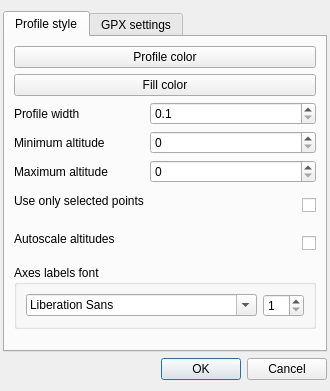
Above: ui/settingsdialog.ui from salsergey/gpxviewer before the change. Below: the same form after it.
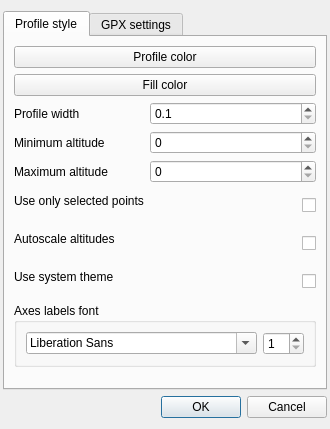
That is the form after the change. Custom widgets are drawn as their Qt base class.

Commit message: * Added support for dark color themes. * Version changed to 1.2.

The edit to the form file:
```diff
--- a/ui/settingsdialog.ui
+++ b/ui/settingsdialog.ui
@@ -183,6 +183,38 @@
            </property>
           </widget>
          </item>
+         <item row="5" column="0">
+          <widget class="QLabel" name="label_7">
+           <property name="toolTip">
+            <string>Use system color theme instead of default light theme</string>
+           </property>
+           <property name="text">
+            <string>Use system theme</string>
+           </property>
+          </widget>
+         </item>
+         <item row="5" column="1">
+          <widget class="QCheckBox" name="useSystemThemeCheckBox">
+           <property name="sizePolicy">
+            <sizepolicy hsizetype="MinimumExpanding" vsizetype="Fixed">
+             <horstretch>0</horstretch>
+             <verstretch>0</verstretch>
+            </sizepolicy>
+           </property>
+           <property name="minimumSize">
+            <size>
+             <width>0</width>
+             <height>32</height>
+            </size>
+           </property>
+           <property name="toolTip">
+            <string>Use system color theme instead of default light theme</string>
+           </property>
+           <property name="layoutDirection">
+            <enum>Qt::RightToLeft</enum>
+           </property>
+          </widget>
+         </item>
         </layout>
        </item>
        <item>
@@ -242,7 +274,7 @@
           <set>Qt::AlignRight|Qt::AlignTop|Qt::AlignTrailing</set>
          </property>
          <item row="0" column="0">
-          <widget class="QLabel" name="label_7">
+          <widget class="QLabel" name="label_8">
            <property name="toolTip">
             <string>Calculate distance with additional coefficient</string>
            </property>
```
Left out of the diff: 4 changed lines with no effect on the pictures. The commit also changes 59 other files.
